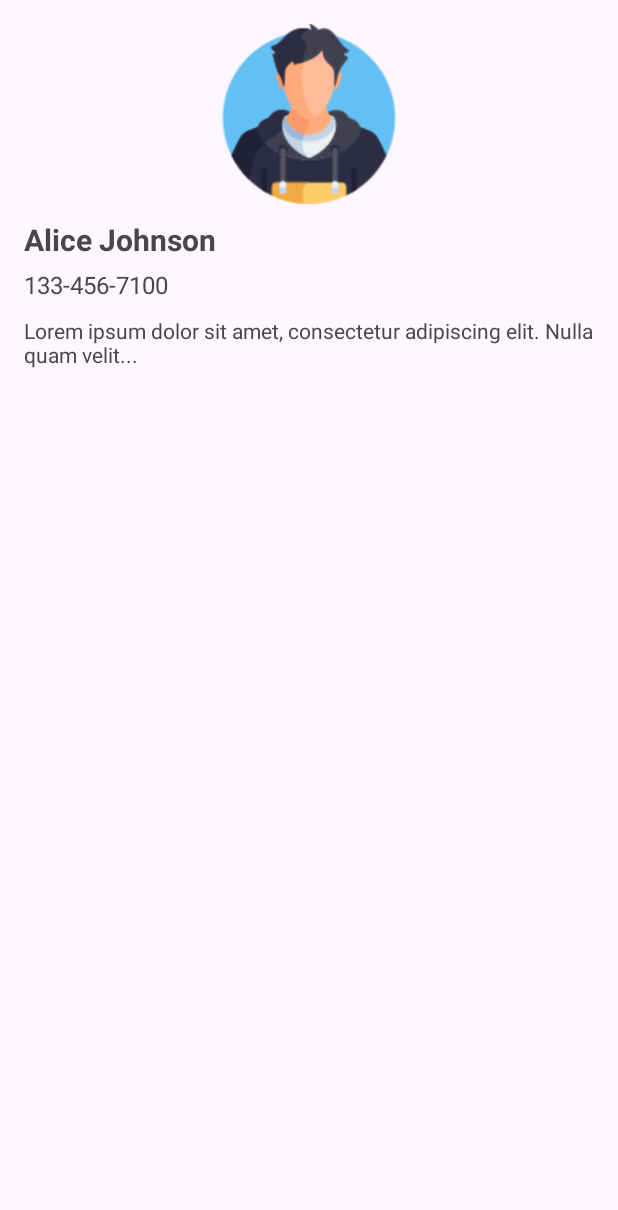
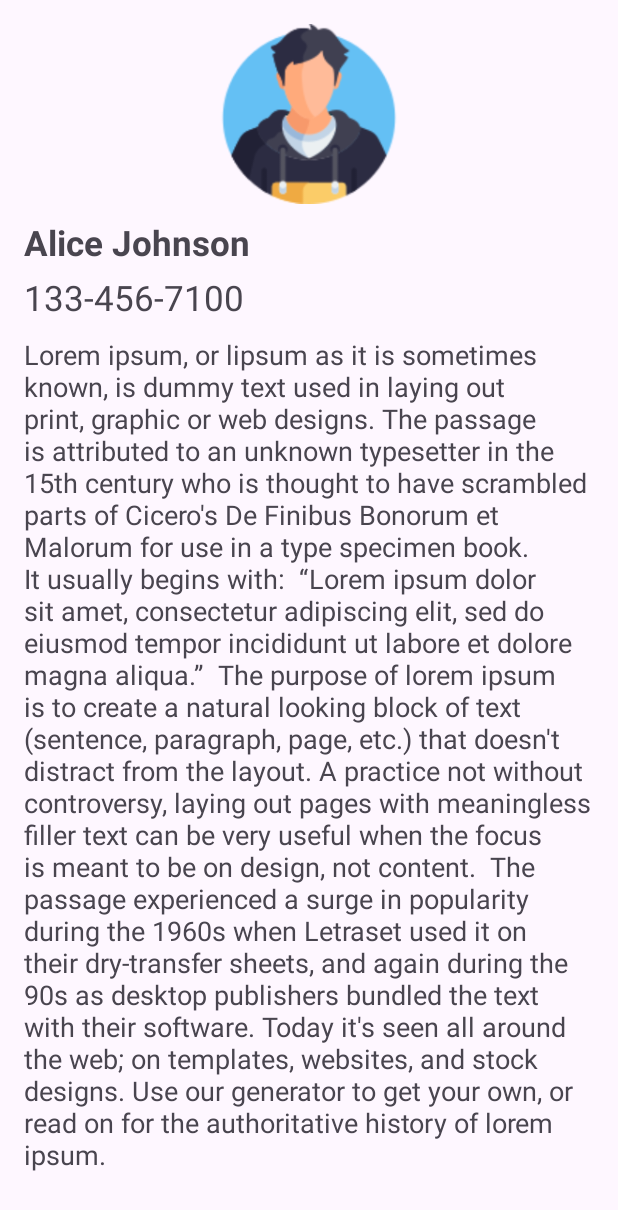
Before and after one commit to shalini-mishra-iphtech/ContactList, an Android app: the screen it shows after launch (ContactDetailActivity), after a tap on "Alice Johnson", on a phone screen of 412 x 824 dp. Shown: the top 1210 px of the screen. Run offline under Robolectric (Android 15) with nearby library versions, the phone set to English and light mode, and no system bars.

Commit message:
added callback methods in mainactivity file and also added in DataAdapterfile .

```diff
--- a/app/build.gradle.kts
+++ b/app/build.gradle.kts
@@ -42,6 +42,7 @@ dependencies {
     implementation(libs.material)
     implementation(libs.androidx.activity)
     implementation(libs.androidx.constraintlayout)
+    implementation(libs.androidx.media3.common.ktx)
     testImplementation(libs.junit)
     implementation ("androidx.recyclerview:recyclerview:1.3.2")
     implementation ("com.google.android.material:material:1.9.0")
--- a/app/src/main/java/com/example/contactlist/ContactDetailActivity.kt
+++ b/app/src/main/java/com/example/contactlist/ContactDetailActivity.kt
@@ -3,19 +3,26 @@ package com.example.contactlist
 
 import android.annotation.SuppressLint
 import android.os.Bundle
+import android.util.Log
 import android.widget.ImageView
 import android.widget.TextView
 import androidx.appcompat.app.AppCompatActivity
 
 class ContactDetailActivity : AppCompatActivity() {
     @SuppressLint("MissingInflatedId")
+    val TAG = MainActivity::class.simpleName
     override fun onCreate(savedInstanceState: Bundle?) {
         super.onCreate(savedInstanceState)
         setContentView(R.layout.activity_contact_details)
 
+
         val name = intent.getStringExtra("name")
         val phone = intent.getStringExtra("phone")
         val imageResId = intent.getIntExtra("image", -1)
+
+        if(TAG!=null){
+            Log.d(TAG ,"OnCreate")
+        }
 
         findViewById<TextView>(R.id.detail_name).text = name
         findViewById<TextView>(R.id.detail_phone).text = phone
@@ -26,4 +33,48 @@ class ContactDetailActivity : AppCompatActivity() {
         }
 
     }
+
+    override fun onStart() {
+        super.onStart()
+        if(TAG!=null){
+            Log.d(TAG,"OnStart is called")
+        }
+    }
+
+    override fun onResume() {
+        super.onResume()
+        if(TAG!=null){
+            Log.d(TAG ,"OnResume is called")
+        }
+    }
+
+    override fun onPause(){
+        super.onPause()
+        if(TAG!=null){
+            Log.d(TAG,"OnPause is called")
+        }
+
+    }
+
+    override fun onStop() {
+        super.onStop()
+        if(TAG!=null){
+            Log.d(TAG,"onStop is created")
+        }
+    }
+
+    override fun onRestart() {
+        super.onRestart()
+        if(TAG!=null){
+            Log.d(TAG,"OnRestart is called")
+        }
+    }
+
+    override fun onDestroy() {
+        super.onDestroy()
+        if(TAG!=null){
+            Log.d(TAG ,"OnDestroy is called")
+        }
+    }
+
 }
--- a/app/src/main/java/com/example/contactlist/MainActivity.kt
+++ b/app/src/main/java/com/example/contactlist/MainActivity.kt
@@ -1,7 +1,10 @@
 package com.example.contactlist
 
 import android.os.Bundle
+import androidx.annotation.OptIn
 import androidx.appcompat.app.AppCompatActivity
+import androidx.media3.common.util.Log
+import androidx.media3.common.util.UnstableApi
 import androidx.recyclerview.widget.LinearLayoutManager
 import androidx.recyclerview.widget.RecyclerView
 import com.example.contactlist.adapter.ContactAdapter
@@ -9,17 +12,21 @@ import com.example.contactlist.model.Contact
 
 class MainActivity : AppCompatActivity() {
 
+    val TAG = MainActivity::class.simpleName
     private lateinit var recyclerView: RecyclerView
     private lateinit var contactAdapter: ContactAdapter
     private val contactList = mutableListOf<Contact>()
 
+    @OptIn(UnstableApi::class)
     override fun onCreate(savedInstanceState: Bundle?) {
         super.onCreate(savedInstanceState)
         setContentView(R.layout.activity_main)
 
         recyclerView = findViewById(R.id.recyclerView)
         recyclerView.layoutManager = LinearLayoutManager(this)
-
+        if (TAG != null) {
+            Log.d(TAG,"onCreate")
+        }
         loadContacts()
         contactAdapter = ContactAdapter(contactList)
         recyclerView.adapter = contactAdapter
@@ -34,4 +41,55 @@ class MainActivity : AppCompatActivity() {
         contactList.add(Contact("Chalkes Brown", "215-616-1277", R.drawable.user5))
         contactList.add(Contact("Kris Brown", "915-666-7217", R.drawable.user6))
     }
+
+    @OptIn(UnstableApi::class)
+    override fun onStart() {
+        super.onStart()
+        if (TAG != null) {
+            Log.d(TAG,"Onstart")
+        }
+
+    }
+
+    @OptIn(UnstableApi::class)
+    override fun onResume() {
+        super.onResume()
+        if (TAG != null) {
+            Log.d(TAG,"OnResume")
+        }
+
+    }
+
+    @OptIn(UnstableApi::class)
+    override fun onPause() {
+        super.onPause()
+        if(TAG!=null){
+            Log.d(TAG,"OnPause")
+        }
+    }
+
+    @OptIn(UnstableApi::class)
+    override fun onStop() {
+        super.onStop()
+        if(TAG!=null){
+            Log.d(TAG,"Onstop")
+        }
+    }
+
+    @OptIn(UnstableApi::class)
+    override fun onRestart() {
+        super.onRestart()
+        if(TAG!=null){
+            Log.d(TAG,"OnRestart")
+        }
+    }
+
+    @OptIn(UnstableApi::class)
+    override fun onDestroy() {
+        super.onDestroy()
+        if(TAG!=null){
+            Log.d(TAG,"OnDestroy")
+        }
+    }
+
 }
--- a/app/src/main/res/layout/activity_contact_details.xml
+++ b/app/src/main/res/layout/activity_contact_details.xml
@@ -22,7 +22,7 @@
             android:layout_width="wrap_content"
             android:layout_height="wrap_content"
             android:text="Contact Name"
-            android:textSize="20sp"
+            android:textSize="23sp"
             android:textStyle="bold"
             android:gravity="center"
             android:layout_marginTop="10dp" />
@@ -32,16 +32,22 @@
             android:layout_width="wrap_content"
             android:layout_height="wrap_content"
             android:text="123-456-7890"
-            android:textSize="16sp"
+            android:textSize="23sp"
             android:gravity="center"
             android:layout_marginTop="5dp" />
 
         <TextView
             android:layout_width="match_parent"
             android:layout_height="wrap_content"
-            android:text="Lorem ipsum dolor sit amet, consectetur adipiscing elit. Nulla quam velit..."
+            android:text="Lorem ipsum, or lipsum as it is sometimes known, is dummy text used in laying out print, graphic or web designs. The passage is attributed to an unknown typesetter in the 15th century who is thought to have scrambled parts of Cicero's De Finibus Bonorum et Malorum for use in a type specimen book. It usually begins with:
+
+“Lorem ipsum dolor sit amet, consectetur adipiscing elit, sed do eiusmod tempor incididunt ut labore et dolore magna aliqua.”
+
+The purpose of lorem ipsum is to create a natural looking block of text (sentence, paragraph, page, etc.) that doesn't distract from the layout. A practice not without controversy, laying out pages with meaningless filler text can be very useful when the focus is meant to be on design, not content.
+
+The passage experienced a surge in popularity during the 1960s when Letraset used it on their dry-transfer sheets, and again during the 90s as desktop publishers bundled the text with their software. Today it's seen all around the web; on templates, websites, and stock designs. Use our generator to get your own, or read on for the authoritative history of lorem ipsum."
             android:paddingTop="10dp"
-            android:textSize="14sp" />
+            android:textSize="18sp" />
     </LinearLayout>
 
 </ScrollView>
--- a/gradle/libs.versions.toml
+++ b/gradle/libs.versions.toml
@@ -9,6 +9,7 @@ appcompat = "1.7.0"
 material = "1.12.0"
 activity = "1.10.1"
 constraintlayout = "2.2.1"
+media3CommonKtx = "1.5.1"
 
 [libraries]
 androidx-core-ktx = { group = "androidx.core", name = "core-ktx", version.ref = "coreKtx" }
@@ -19,6 +20,7 @@ androidx-appcompat = { group = "androidx.appcompat", name = "appcompat", version
 material = { group = "com.google.android.material", name = "material", version.ref = "material" }
 androidx-activity = { group = "androidx.activity", name = "activity", version.ref = "activity" }
 androidx-constraintlayout = { group = "androidx.constraintlayout", name = "constraintlayout", version.ref = "constraintlayout" }
+androidx-media3-common-ktx = { group = "androidx.media3", name = "media3-common-ktx", version.ref = "media3CommonKtx" }
 
 [plugins]
 android-application = { id = "com.android.application", version.ref = "agp" }
```
